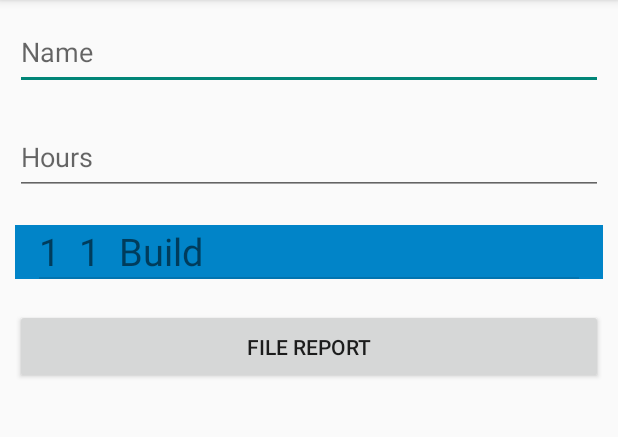
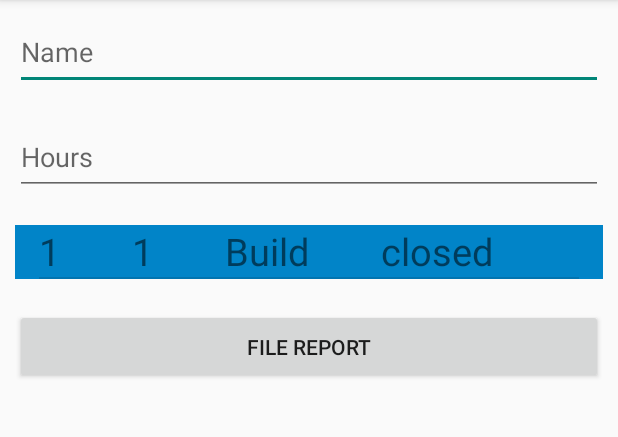
Before and after one commit to HutterSven/ConRep, an Android app: the FileReport screen opened directly, with no data from a screen before it, on a phone screen of 412 x 824 dp, the part 84-521 px from its top. Run offline under Robolectric (Android 15) with nearby library versions, the phone set to English and light mode, and no system bars; our stand-ins replace Room's generated code.

Commit message:
some fixes, made recycleradapters a bit prettier

```diff
--- a/app/src/main/java/com/example/conrep/adapter/ConstructionSiteRecyclerAdapter.java
+++ b/app/src/main/java/com/example/conrep/adapter/ConstructionSiteRecyclerAdapter.java
@@ -52,8 +52,7 @@ public class ConstructionSiteRecyclerAdapter<T> extends RecyclerView.Adapter<Con
     @Override
     public void onBindViewHolder(ConstructionSiteRecyclerAdapter.ViewHolder holder, int position) {
         ConstructionSiteEntity item = mData.get(position);
-        holder.mTextView.setText(((ConstructionSiteEntity) item).getSiteID() + "\t" + "\t" + ((ConstructionSiteEntity) item).getSiteName());
-
+        holder.mTextView.setText(((ConstructionSiteEntity) item).getSiteID() + "          "  + ((ConstructionSiteEntity) item).getSiteName()+ "          "+((ConstructionSiteEntity) item).getAddress());
     }
 
     @Override
--- a/app/src/main/java/com/example/conrep/adapter/ReportRecyclerAdapter.java
+++ b/app/src/main/java/com/example/conrep/adapter/ReportRecyclerAdapter.java
@@ -52,8 +52,7 @@ public class ReportRecyclerAdapter<T> extends RecyclerView.Adapter<ReportRecycle
     @Override
     public void onBindViewHolder(ReportRecyclerAdapter.ViewHolder holder, int position) {
         ReportEntity item = mData.get(position);
-        holder.mTextView.setText(((ReportEntity) item).getReportID() + "\t" + ((ReportEntity) item).getSiteReport() + "\t" + ((ReportEntity) item).getWorkerName());
-
+        holder.mTextView.setText(((ReportEntity) item).getReportID() + "               " + ((ReportEntity) item).getSiteReport() + "               " + ((ReportEntity) item).getWorkerName());
     }
 
     @Override
--- a/app/src/main/java/com/example/conrep/adapter/TaskRecyclerAdapter.java
+++ b/app/src/main/java/com/example/conrep/adapter/TaskRecyclerAdapter.java
@@ -52,8 +52,12 @@ public class TaskRecyclerAdapter<T> extends RecyclerView.Adapter<TaskRecyclerAda
     @Override
     public void onBindViewHolder(TaskRecyclerAdapter.ViewHolder holder, int position) {
         TaskEntity item = mData.get(position);
-        holder.mTextView.setText(((TaskEntity) item).getTaskID() + "\t" + ((TaskEntity) item).getSiteTask() + "\t" + ((TaskEntity) item).getName());
-
+        String open;
+        if (item.isStatus()) {
+            open = "closed";
+        }
+        else open = "open";
+        holder.mTextView.setText(((TaskEntity) item).getTaskID() + "        " + ((TaskEntity) item).getSiteTask() + "        " + ((TaskEntity) item).getName()+ "        " + open);
     }
 
     @Override
--- a/app/src/main/java/com/example/conrep/ui/report/FileReport.java
+++ b/app/src/main/java/com/example/conrep/ui/report/FileReport.java
@@ -18,6 +18,7 @@ import com.example.conrep.database.async.report.CreateReport;
 import com.example.conrep.database.report.ReportEntity;
 import com.example.conrep.database.task.TaskEntity;
 import com.example.conrep.ui.BaseActivity;
+import com.example.conrep.ui.site.ViewConstructionSite;
 import com.example.conrep.ui.task.TaskList;
 import com.example.conrep.ui.task.ViewTask;
 import com.example.conrep.ui.util.OnAsyncEventListener;
@@ -123,7 +124,6 @@ public class FileReport extends BaseActivity {
         report.setWorkerName(etReportName.getText().toString());
         report.setHours(Integer.parseInt(etReportHours.getText().toString()));
         LocalDateTime now = LocalDateTime.now();
-        report.setTaskReport(1); // todo set to chosen tasks
         report.setDate(now.toString());
         report.setSiteReport(siteID);
 
@@ -145,8 +145,8 @@ public class FileReport extends BaseActivity {
         });
         cr.execute(report);
 
-        Intent intent = getIntent();
-        intent.putExtra("reportID", (int)cr.reportID);// todo 0 has to be replaced with whatever ID will be generated by the DB //partially done
+        Intent intent = new Intent(this, ViewConstructionSite.class);
+        intent.putExtra("siteID", siteID);// todo 0 has to be replaced with whatever ID will be generated by the DB //partially done
         startActivity(intent);
     }
 }
--- a/app/src/main/java/com/example/conrep/ui/site/ConstructionSiteList.java
+++ b/app/src/main/java/com/example/conrep/ui/site/ConstructionSiteList.java
@@ -88,7 +88,6 @@ public class ConstructionSiteList extends BaseActivity {
         viewModel.getSites().observe(this, ConstructionSiteEntities -> {
             if (ConstructionSiteEntities != null) {
                 ConstructionSites = ConstructionSiteEntities;
-                System.out.println(ConstructionSites.get(0).getSiteName());
                 constructionSiteRecyclerAdapter.setData(ConstructionSites);
             }
         });
```
